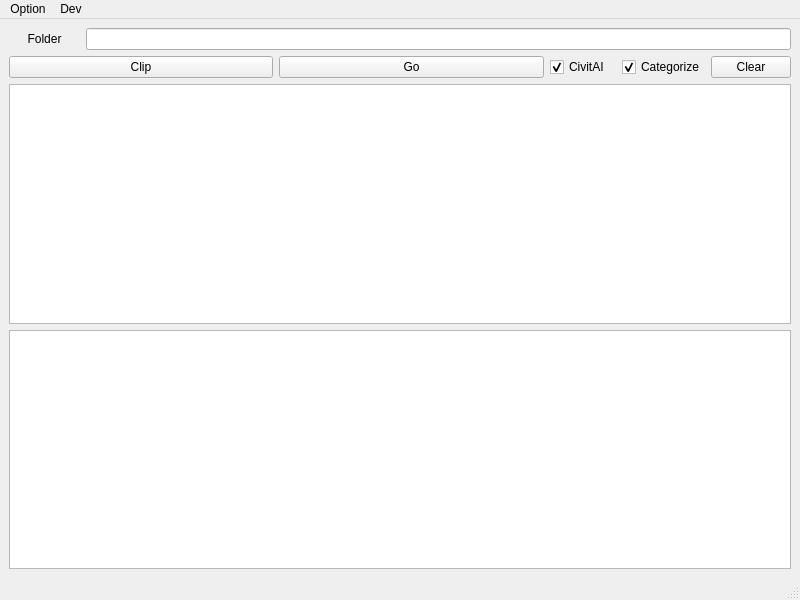
First picture: the form in bringmeimage/bringmeimage_main.ui, repository ChrisYangTW/BringMeImage, before the edit.
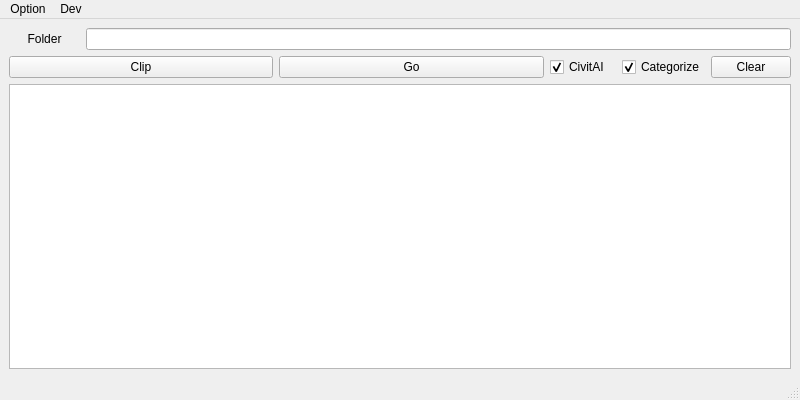
Second picture: the form after the edit.

Diff of the .ui file:
```diff
--- a/bringmeimage/bringmeimage_main.ui
+++ b/bringmeimage/bringmeimage_main.ui
@@ -7,14 +7,14 @@
     <x>0</x>
     <y>0</y>
     <width>800</width>
-    <height>600</height>
+    <height>400</height>
    </rect>
   </property>
   <property name="windowTitle">
    <string>Bring Me Image (support Civitai Gallery)</string>
   </property>
   <widget class="QWidget" name="centralwidget">
-   <layout class="QVBoxLayout" name="verticalLayout" stretch="1,1,2,2">
+   <layout class="QVBoxLayout" name="verticalLayout" stretch="1,1,4">
     <item>
      <layout class="QHBoxLayout" name="horizontalLayout_1" stretch="1,10">
       <item>
@@ -102,9 +102,6 @@
       </property>
      </widget>
     </item>
-    <item>
-     <widget class="QTextBrowser" name="result_text_browser"/>
-    </item>
    </layout>
   </widget>
   <widget class="QMenuBar" name="menubar">
```
Left out of the diff: 17 changed lines with no effect on the pictures.
